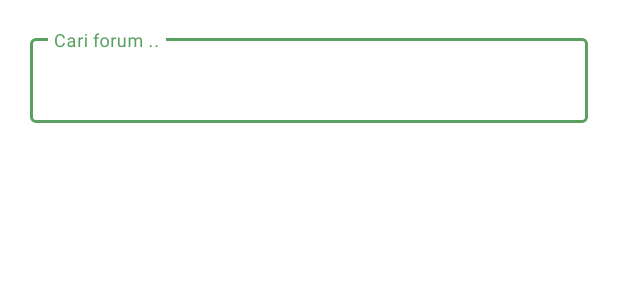
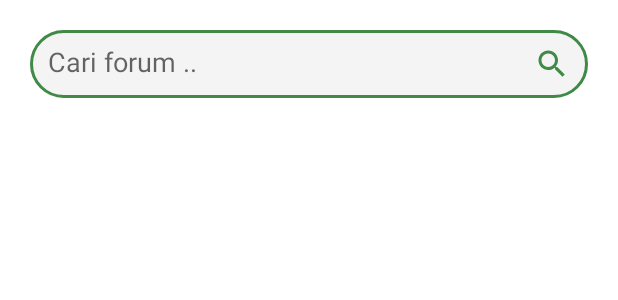
Before and after one commit to fakhri-pradhana/MyTaniApp, an Android app: the layout fragment_discover_forum.xml on its own in the app's theme, with its tools: preview values and no code run, on a phone screen of 412 x 824 dp. Shown: the top 300 px of the screen. Run offline under Robolectric (Android 15) with nearby library versions, the phone set to English and light mode, and no system bars.

Commit message:
clean version halaman search forum

```diff
--- /dev/null
+++ b/app/src/main/res/drawable/ic_search_green.xml
@@ -0,0 +1,5 @@
+<vector android:height="24dp" android:tint="#408946"
+    android:viewportHeight="24" android:viewportWidth="24"
+    android:width="24dp" xmlns:android="http://schemas.android.com/apk/res/android">
+    <path android:fillColor="@android:color/white" android:pathData="M15.5,14h-0.79l-0.28,-0.27C15.41,12.59 16,11.11 16,9.5 16,5.91 13.09,3 9.5,3S3,5.91 3,9.5 5.91,16 9.5,16c1.61,0 3.09,-0.59 4.23,-1.57l0.27,0.28v0.79l5,4.99L20.49,19l-4.99,-5zM9.5,14C7.01,14 5,11.99 5,9.5S7.01,5 9.5,5 14,7.01 14,9.5 11.99,14 9.5,14z"/>
+</vector>
--- /dev/null
+++ b/app/src/main/res/drawable/rounded_et_search.xml
@@ -0,0 +1,11 @@
+<?xml version="1.0" encoding="utf-8"?>
+<shape
+    xmlns:android="http://schemas.android.com/apk/res/android">
+    <solid android:color="#f4f4f4"/>
+    <stroke
+        android:width="2dp"
+        android:color="@color/primary_dark_green"/>
+    <padding android:right="12dp" android:bottom="12dp"
+            android:left="12dp" android:top="12dp"/>
+    <corners android:radius="32dp"/>
+</shape>
--- a/app/src/main/res/layout/fragment_discover_forum.xml
+++ b/app/src/main/res/layout/fragment_discover_forum.xml
@@ -6,23 +6,23 @@
     xmlns:app="http://schemas.android.com/apk/res-auto"
     tools:context=".fragment.discover.DiscoverForumFragment">
 
-    <com.google.android.material.textfield.TextInputLayout
-        android:id="@+id/til_search_forumDiscovery"
+    <EditText
+        android:id="@+id/et_search_discoverForum"
+        android:layout_width="match_parent"
         android:layout_margin="20dp"
-        android:layout_width="match_parent"
-        style="@style/Widget.MaterialComponents.TextInputLayout.OutlinedBox"
-        android:layout_height="wrap_content">
-        <com.google.android.material.textfield.TextInputEditText
-            android:layout_width="match_parent"
-            android:layout_height="wrap_content"
-            android:hint="@string/search"/>
-    </com.google.android.material.textfield.TextInputLayout>
+        android:hint="@string/search"
+        android:drawableRight="@drawable/ic_search_green"
+        android:background="@drawable/rounded_et_search"
+        android:layout_height="45dp"
+
+        />
+
 
 
     <androidx.recyclerview.widget.RecyclerView
         android:id="@+id/rc_discover_forum"
         android:layout_width="match_parent"
         android:layout_height="wrap_content"
-        android:layout_below="@id/til_search_forumDiscovery"/>
+        android:layout_below="@id/et_search_discoverForum"/>
 
 </RelativeLayout>
```
Also changed, not shown: app/src/main/java/com/android/mytani/adapter/PostViewHolder.java (+17 -4 lines), app/src/main/java/com/android/mytani/fragment/discover/DiscoverForumFragment.java (+64 -9 lines).
